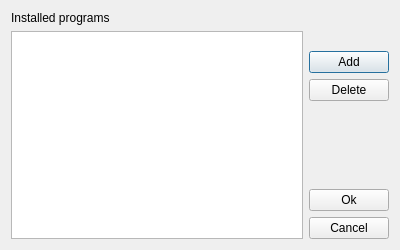
Vortm4x/netemul, file src/forms/programmdialog.ui: the form before one commit.
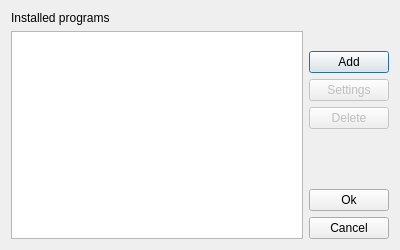
The form after the commit. Icons and pictures are not drawn.

Patch:
```diff
--- a/src/forms/programmdialog.ui
+++ b/src/forms/programmdialog.ui
@@ -65,8 +65,25 @@
          </property>
         </widget>
        </item>
+       <item>
+        <widget class="QPushButton" name="btn_settings">
+         <property name="enabled">
+          <bool>false</bool>
+         </property>
+         <property name="text">
+          <string>Settings</string>
+         </property>
+         <property name="icon">
+          <iconset>
+           <normaloff>:/im/images/setting.png</normaloff>:/im/images/setting.png</iconset>
+         </property>
+        </widget>
+       </item>
        <item>
         <widget class="QPushButton" name="btn_remove">
+         <property name="enabled">
+          <bool>false</bool>
+         </property>
          <property name="text">
           <string>Delete</string>
          </property>
```
Left out of the diff: 75 changed lines with no effect on the pictures.
